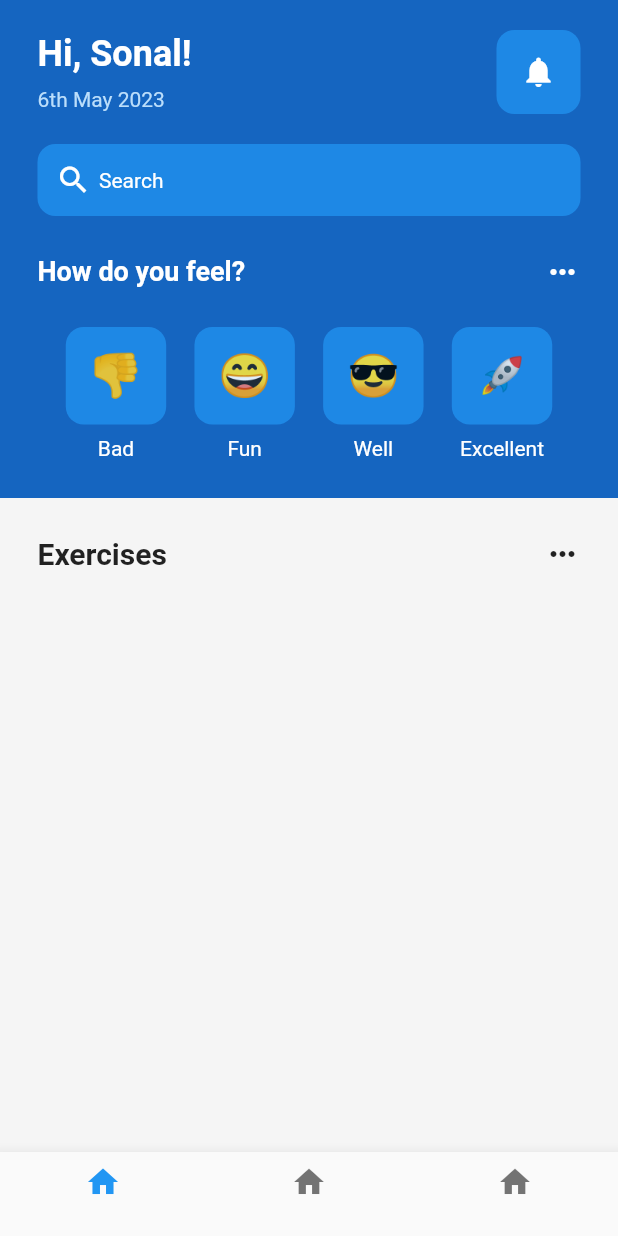
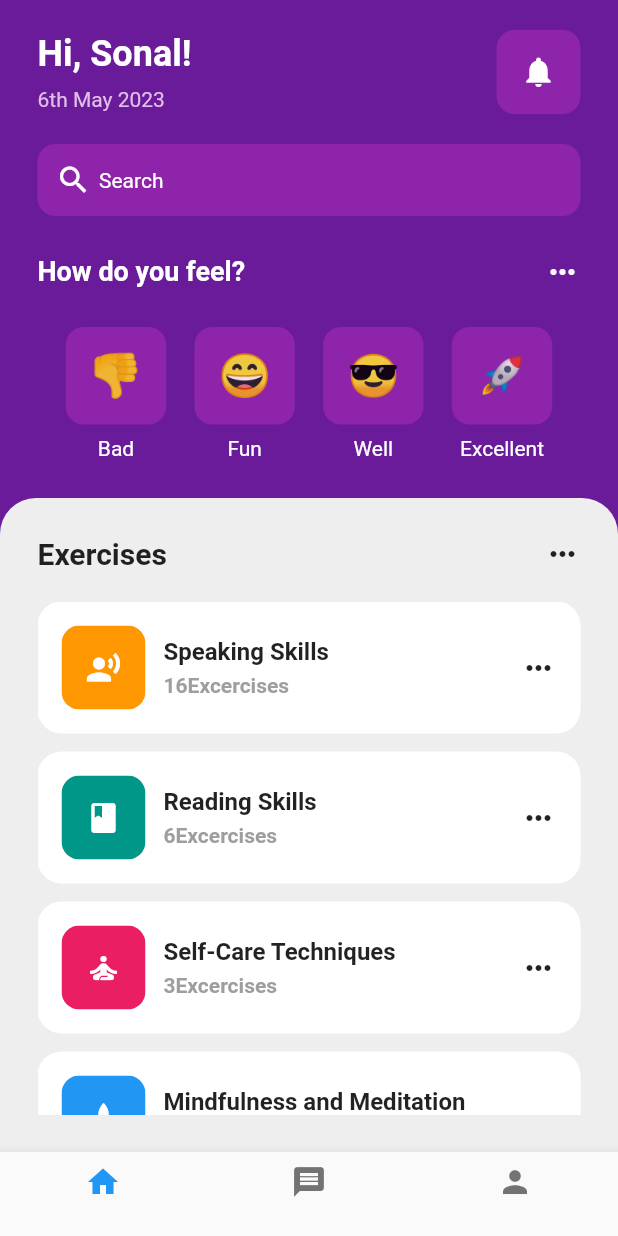
Before and after one commit to ankushcode611/mentalhealthapp, a Flutter app: the screen it shows after launch, on a phone screen of 412 x 824 dp. Run offline on Flutter 3.47's test engine with Material 2 defaults, Android fonts, the phone set to English and light mode, and no system bars.

Commit message:
day2 complete

```diff
--- a/lib/pages/home_page.dart
+++ b/lib/pages/home_page.dart
@@ -2,10 +2,10 @@
 
 import 'package:flutter/material.dart';
 import 'package:mentalhealthapp/util/emoticon_face.dart';
+import 'package:mentalhealthapp/util/exercise_tile.dart';
 
 class HomePage extends StatefulWidget {
-  const HomePage({super.key});
-
+  const HomePage({Key? key}) : super(key: key);
   @override
   State<HomePage> createState() => _HomePageState();
 }
@@ -14,12 +14,12 @@ class _HomePageState extends State<HomePage> {
   @override
   Widget build(BuildContext context) {
     return Scaffold(
-        backgroundColor: Colors.blue[800],
+        backgroundColor: Colors.purple[800],
         bottomNavigationBar: BottomNavigationBar(
           items: [
             BottomNavigationBarItem(icon: Icon(Icons.home), label: ''),
-            BottomNavigationBarItem(icon: Icon(Icons.home), label: ''),
-            BottomNavigationBarItem(icon: Icon(Icons.home), label: ''),
+            BottomNavigationBarItem(icon: Icon(Icons.message), label: ''),
+            BottomNavigationBarItem(icon: Icon(Icons.person), label: ''),
           ],
         ),
         body: SafeArea(
@@ -48,7 +48,7 @@ class _HomePageState extends State<HomePage> {
                             ),
                             Text(
                               "6th May 2023",
-                              style: TextStyle(color: Colors.blue[100]),
+                              style: TextStyle(color: Colors.purple[100]),
                             ),
                           ],
                         ),
@@ -57,7 +57,7 @@ class _HomePageState extends State<HomePage> {
 
                         Container(
                           decoration: BoxDecoration(
-                              color: Colors.blue[600],
+                              color: Colors.purple[600],
                               borderRadius: BorderRadius.circular(12)),
                           padding: EdgeInsets.all(16),
                           child: Icon(
@@ -75,7 +75,7 @@ class _HomePageState extends State<HomePage> {
                     // search bar
                     Container(
                       decoration: BoxDecoration(
-                        color: Colors.blue[600],
+                        color: Colors.purple[600],
                         borderRadius: BorderRadius.circular(12),
                       ),
                       padding: EdgeInsets.all(12),
@@ -195,8 +195,13 @@ class _HomePageState extends State<HomePage> {
               ),
               Expanded(
                 child: Container(
+                  decoration: BoxDecoration(
+                    borderRadius: BorderRadius.only(
+                        topLeft: Radius.circular(24),
+                        topRight: Radius.circular(24)),
+                    color: Colors.grey[200],
+                  ),
                   padding: EdgeInsets.all(25),
-                  color: Colors.grey[100],
                   child: Center(
                     child: Column(
                       children: [
@@ -212,8 +217,47 @@ class _HomePageState extends State<HomePage> {
                             Icon(Icons.more_horiz)
                           ],
                         ),
+                        SizedBox(
+                          height: 20,
+                        ),
 
                         // listview of excercises
+                        Expanded(
+                          child: ListView(
+                            children: [
+                              ExerciseTile(
+                                icon: Icons.record_voice_over,
+                                excerciseName: 'Speaking Skills',
+                                numberOfExcercises: 16,
+                                color: Colors.orange,
+                              ),
+                              ExerciseTile(
+                                icon: Icons.book,
+                                excerciseName: 'Reading Skills',
+                                numberOfExcercises: 6,
+                                color: Colors.teal,
+                              ),
+                              ExerciseTile(
+                                icon: Icons.self_improvement,
+                                excerciseName: 'Self-Care Techniques',
+                                numberOfExcercises: 3,
+                                color: Colors.pink,
+                              ),
+                              ExerciseTile(
+                                icon: Icons.spa,
+                                excerciseName: 'Mindfulness and Meditation',
+                                numberOfExcercises: 12,
+                                color: Colors.blue,
+                              ),
+                              ExerciseTile(
+                                icon: Icons.sentiment_satisfied_alt,
+                                excerciseName: 'Emotional Intelligence',
+                                numberOfExcercises: 5,
+                                color: Colors.green,
+                              ),
+                            ],
+                          ),
+                        )
                       ],
                     ),
                   ),
--- a/lib/util/emoticon_face.dart
+++ b/lib/util/emoticon_face.dart
@@ -14,7 +14,7 @@ class EmoticonFace extends StatelessWidget {
   Widget build(BuildContext context) {
     return Container(
       decoration: BoxDecoration(
-          color: Colors.blue[600], borderRadius: BorderRadius.circular(12)),
+          color: Colors.purple[600], borderRadius: BorderRadius.circular(12)),
       padding: EdgeInsets.all(16),
       child: Center(
         child: Text(emoticonFace,
--- /dev/null
+++ b/lib/util/exercise_tile.dart
@@ -0,0 +1,77 @@
+// ignore_for_file: prefer_const_constructors, prefer_const_literals_to_create_immutables, prefer_interpolation_to_compose_strings
+
+import 'package:flutter/material.dart';
+
+class ExerciseTile extends StatelessWidget {
+  final IconData icon;
+  final String excerciseName;
+  final int numberOfExcercises;
+  final color;
+
+  const ExerciseTile({
+    Key? key,
+    required this.icon,
+    required this.excerciseName,
+    required this.numberOfExcercises,
+    required this.color,
+  }) : super(key: key);
+
+  @override
+  Widget build(BuildContext context) {
+    return Padding(
+      padding: const EdgeInsets.only(bottom: 12.0),
+      child: Container(
+        padding: EdgeInsets.all(16),
+        decoration: BoxDecoration(
+            color: Colors.white, borderRadius: BorderRadius.circular(16)),
+        child: Row(
+          mainAxisAlignment: MainAxisAlignment.spaceBetween,
+          children: [
+            Row(
+              children: [
+                ClipRRect(
+                  borderRadius: BorderRadius.circular(12),
+                  child: Container(
+                      padding: EdgeInsets.all(16),
+                      color: color,
+                      child: Icon(
+                        icon,
+                        color: Colors.white,
+                      )),
+                ),
+                SizedBox(
+                  width: 12,
+                ),
+                Column(
+                  crossAxisAlignment: CrossAxisAlignment.start,
+                  children: [
+                    //title
+                    Text(
+                      excerciseName,
+                      style:
+                          TextStyle(fontWeight: FontWeight.bold, fontSize: 16),
+                    ),
+
+                    SizedBox(
+                      height: 5,
+                    ),
+
+                    //subtitle
+                    Text(
+                      numberOfExcercises.toString() + 'Excercises',
+                      style: TextStyle(
+                          fontWeight: FontWeight.bold,
+                          color: Colors.grey,
+                          fontSize: 14),
+                    ),
+                  ],
+                ),
+              ],
+            ),
+            Icon(Icons.more_horiz),
+          ],
+        ),
+      ),
+    );
+  }
+}
```
